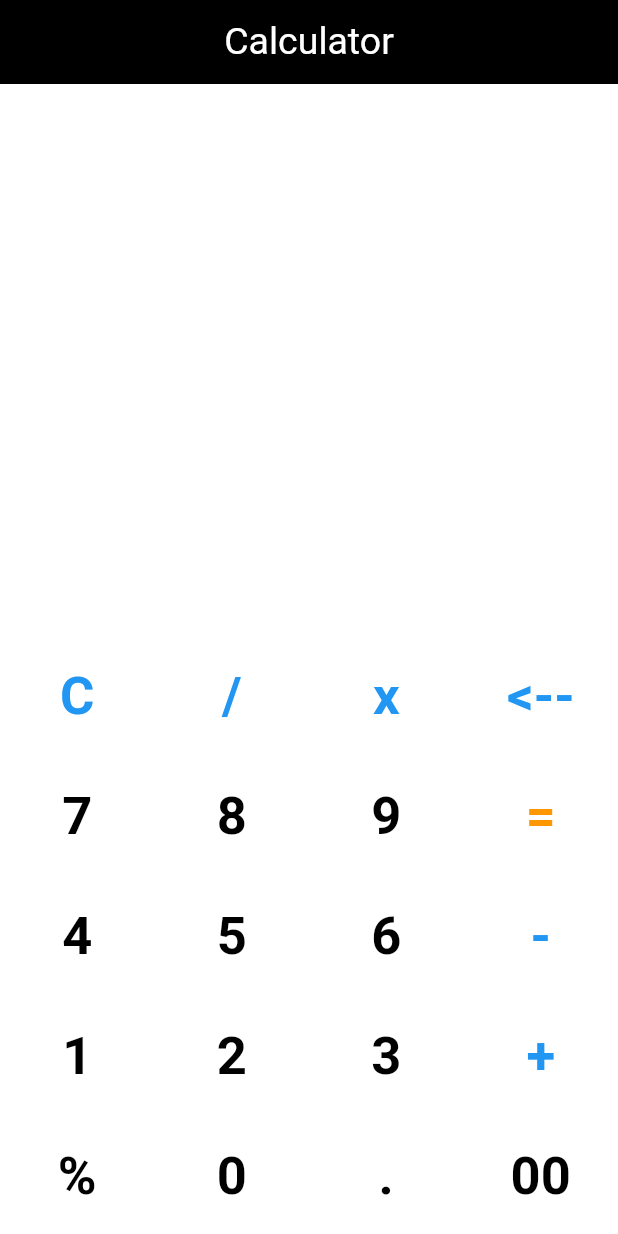
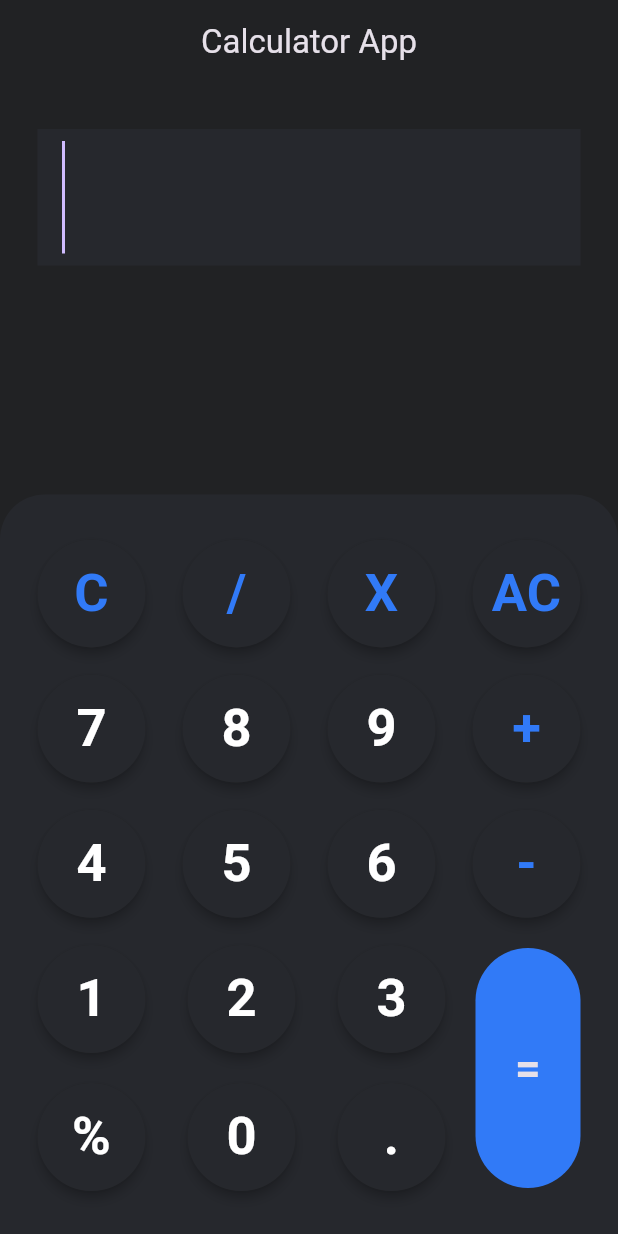
Before and after one commit to HasnainChd/Calculator, a Flutter app: the screen it shows after launch, on a phone screen of 412 x 824 dp. Run offline on Flutter 3.47's test engine with Material 3 defaults, Android fonts, the phone set to English and light mode, and no system bars; missing offline and left inert: function_tree.

Commit message:
updated calculator with provider

```diff
--- /dev/null
+++ b/devtools_options.yaml
@@ -0,0 +1,3 @@
+description: This file stores settings for Dart & Flutter DevTools.
+documentation: https://docs.flutter.dev/tools/devtools/extensions#configure-extension-enablement-states
+extensions:
--- /dev/null
+++ b/lib/Widgets/button.dart
@@ -0,0 +1,31 @@
+import 'package:calculator_app/Provider/cal_provider.dart';
+import 'package:flutter/cupertino.dart';
+import 'package:flutter/material.dart';
+import 'package:provider/provider.dart';
+
+import '../constants/colors.dart';
+
+class Button extends StatelessWidget {
+  final String label;
+  final Color textColor;
+  const Button({
+    super.key, required this.label,  this.textColor=Colors.white,
+  });
+
+  @override
+  Widget build(BuildContext context) {
+    return InkWell(
+      onTap: ()=> Provider.of<CalProvider>(context,listen: false).setValue(label),
+      child: Material(
+        elevation: 3.0,
+        borderRadius: BorderRadius.circular(50),
+        color: AppColors.primaryColor,
+        child: CircleAvatar(
+          radius: 36,
+          backgroundColor:AppColors.secondary2Color,
+          child: Text(label,style:  TextStyle(color: textColor,fontSize: 35,fontWeight: FontWeight.w600),),
+        ),
+      ),
+    );
+  }
+}
--- /dev/null
+++ b/lib/Widgets/equal_button.dart
@@ -0,0 +1,27 @@
+import 'package:calculator_app/Provider/cal_provider.dart';
+import 'package:flutter/cupertino.dart';
+import 'package:flutter/material.dart';
+import 'package:provider/provider.dart';
+
+import '../constants/colors.dart';
+
+class equalButton extends StatelessWidget {
+  const equalButton({
+    super.key,
+  });
+
+  @override
+  Widget build(BuildContext context) {
+    return InkWell(
+      onTap: ()=> Provider.of<CalProvider>(context,listen: false).setValue('='),
+      child: Container(
+        height: 160,
+        width: 70,
+        decoration: BoxDecoration(
+          color: AppColors.secondaryColor,
+          borderRadius: BorderRadius.circular(40),
+        ),
+        child: const Center(child:  Text('=',style: TextStyle(fontWeight: FontWeight.w600,fontSize: 30),)),),
+    );
+  }
+}
--- /dev/null
+++ b/lib/Widgets/textField.dart
@@ -0,0 +1,30 @@
+import 'package:flutter/cupertino.dart';
+import 'package:flutter/material.dart';
+
+import '../constants/colors.dart';
+
+class CustomTextField extends StatelessWidget {
+  const CustomTextField({
+    super.key, required this.controller,
+  });
+
+  final TextEditingController controller;
+  @override
+  Widget build(BuildContext context) {
+    return  Padding(
+      padding: const EdgeInsets.symmetric(horizontal: 25,vertical: 30),
+      child: TextField(
+        controller: controller,
+        style: const TextStyle(fontSize: 50),
+        decoration: const InputDecoration(
+          fillColor: AppColors.secondary2Color,
+          filled: true,
+          border: InputBorder.none,
+        ),
+        readOnly: true,
+        showCursor: true,
+        autofocus: true,
+      ),
+    );
+  }
+}
--- /dev/null
+++ b/lib/constants/colors.dart
@@ -0,0 +1,7 @@
+import 'package:flutter/material.dart';
+
+class AppColors {
+  static const primaryColor = Color(0xFF212224);
+  static const secondaryColor = Color(0xFF317AF7);
+  static const secondary2Color = Color(0xFF26282D);
+}
--- a/lib/main.dart
+++ b/lib/main.dart
@@ -1,5 +1,7 @@
-import 'package:calculator_app/screens/calculator_screen.dart';
+import 'package:calculator_app/Provider/cal_provider.dart';
+import 'package:calculator_app/screens/home_screen.dart';
 import 'package:flutter/material.dart';
+import 'package:provider/provider.dart';
 
 void main() {
   runApp(const MyApp());
@@ -11,9 +13,15 @@ class MyApp extends StatelessWidget {
   // This widget is the root of your application.
   @override
   Widget build(BuildContext context) {
-    return const MaterialApp(
-      debugShowCheckedModeBanner: false,
-      home: CalculatorScreen(),
+    return  MultiProvider(
+      providers: [
+        ChangeNotifierProvider(create: (context)=> CalProvider()),
+      ],
+      child: MaterialApp(
+        theme: ThemeData.dark(),
+        debugShowCheckedModeBanner: false,
+        home: const HomeScreen(),
+      ),
     );
   }
 }
--- a/lib/screens/calculator_screen.dart
+++ /dev/null
@@ -1,172 +0,0 @@
-import 'package:flutter/material.dart';
-
-class CalculatorScreen extends StatefulWidget {
-  const CalculatorScreen({super.key});
-
-  @override
-  State<CalculatorScreen> createState() => _CalculatorScreenState();
-}
-
-class _CalculatorScreenState extends State<CalculatorScreen> {
-  String displayText = '';
-  String history = '';
-  String operand = '';
-  int num1 = 0;
-  int num2 = 0;
-
-  void buttonClick(String btnVal) {
-    setState(() {
-      if (btnVal == 'C') {
-        displayText = '';
-        history = '';
-        operand = '';
-        num1 = 0;
-        num2 = 0;
-      } else if (btnVal == '<--') {
-        if (displayText.isNotEmpty) {
-          displayText = displayText.substring(0, displayText.length - 1);
-          history = displayText;
-        }
-      } else if (btnVal == '+' || btnVal == '-' || btnVal == 'x' || btnVal == '/') {
-        num1 = int.parse(displayText);
-        operand = btnVal;
-        displayText = '';
-        history = '$num1 $operand';
-      } else if (btnVal == '=') {
-        num2 = int.parse(displayText);
-        if (operand == '+') {
-          displayText = (num1 + num2).toString();
-        } else if (operand == '-') {
-          displayText = (num1 - num2).toString();
-        } else if (operand == 'x') {
-          displayText = (num1 * num2).toString();
-        } else if (operand == '/') {
-          displayText = (num1 / num2).toString();
-        }
-        history = '$num1 $operand $num2';
-      } else {
-        displayText += btnVal;
-        history = displayText;
-      }
-    });
-  }
-
-  Widget button(String text, {Color textColor = Colors.black}) {
-    return Expanded(
-      child: Padding(
-        padding: const EdgeInsets.all(5.0),
-        child: SizedBox(
-          height: 70,
-          child: TextButton(
-            style: TextButton.styleFrom(
-              foregroundColor: textColor,
-              shape: RoundedRectangleBorder(
-                borderRadius: BorderRadius.circular(10),
-              ),
-            ),
-            child: Text(
-              text,
-              style: TextStyle(
-                fontSize: 35,
-                fontWeight: FontWeight.bold,
-                color: textColor,
-              ),
-            ),
-            onPressed: () => buttonClick(text),
-          ),
-        ),
-      ),
-    );
-  }
-
-  @override
-  Widget build(BuildContext context) {
-    return Scaffold(
-      backgroundColor: Colors.white,
-      appBar: AppBar(
-        backgroundColor: Colors.black,
-        foregroundColor: Colors.white,
-        title: const Center(
-          child: Text(
-            'Calculator',
-            style: TextStyle(
-              fontSize: 25,
-            ),
-          ),
-        ),
-      ),
-      body: Column(
-        children: [
-          Expanded(
-            child: Container(
-              alignment: Alignment.bottomRight,
-              child: Padding(
-                padding: const EdgeInsets.only(right: 12.0),
-                child: Text(
-                  history,
-                  style: const TextStyle(
-                    fontWeight: FontWeight.bold,
-                    fontSize: 40,
-                  ),
-                ),
-              ),
-            ),
-          ),
-          Container(
-            alignment: Alignment.bottomRight,
-            child: Padding(
-              padding: const EdgeInsets.all(12.0),
-              child: Text(
-                displayText,
-                style: TextStyle(
-                  fontWeight: FontWeight.bold,
-                  fontSize: 45,
-                ),
-              ),
-            ),
-          ),
-          Row(
-            children: [
-              button('C', textColor: Colors.blue),
-              button('/', textColor: Colors.blue),
-              button('x', textColor: Colors.blue),
-              button('<--', textColor: Colors.blue),
-            ],
-          ),
-          Row(
-            children: [
-              button('7'),
-              button('8'),
-              button('9'),
-              button('=', textColor: Colors.orange),
-            ],
-          ),
-          Row(
-            children: [
-              button('4'),
-              button('5'),
-              button('6'),
-              button('-', textColor: Colors.blue),
-            ],
-          ),
-          Row(
-            children: [
-              button('1'),
-              button('2'),
-              button('3'),
-              button('+', textColor: Colors.blue),
-            ],
-          ),
-          Row(
-            children: [
-              button('%'),
-              button('0'),
-              button('.'),
-              button('00'),
-            ],
-          ),
-        ],
-      ),
-    );
-  }
-}
--- /dev/null
+++ b/lib/screens/home_screen.dart
@@ -0,0 +1,85 @@
+
+import 'package:calculator_app/Provider/cal_provider.dart';
+import 'package:calculator_app/constants/colors.dart';
+import 'package:calculator_app/screens/widget_data.dart';
+import 'package:flutter/material.dart';
+import 'package:provider/provider.dart';
+
+import '../Widgets/button.dart';
+import '../Widgets/equal_button.dart';
+import '../Widgets/textField.dart';
+
+class HomeScreen extends StatelessWidget {
+  const HomeScreen({super.key});
+
+  @override
+  Widget build(BuildContext context) {
+    final height = MediaQuery
+        .sizeOf(context)
+        .height;
+    const padding = EdgeInsets.symmetric(horizontal: 25, vertical: 30);
+    const decoration = BoxDecoration(
+      color: AppColors.secondary2Color,
+      borderRadius: BorderRadius.vertical(top: Radius.circular(30)),
+    );
+    return Consumer<CalProvider>(
+      builder: (context,provider,_)=> Scaffold(
+        backgroundColor: AppColors.primaryColor,
+        appBar: AppBar(
+          backgroundColor: AppColors.primaryColor,
+          title:  const Center(child: Text('Calculator App'),),),
+        body: Column(
+          children: [
+             CustomTextField(controller: provider.compController ,),
+            const Spacer(),
+            Container(
+                padding: padding,
+                height: height * 0.6,
+                width: double.infinity,
+                decoration: decoration,
+                child: Column(
+                  mainAxisAlignment: MainAxisAlignment.spaceBetween,
+                  children: [
+                    Row(
+                      mainAxisAlignment: MainAxisAlignment.spaceBetween,
+                      children:List.generate(4, (index)=>buttonsList[index])
+                    ),
+                    Row(
+                        mainAxisAlignment: MainAxisAlignment.spaceBetween,
+                        children:List.generate(4, (index)=>buttonsList[index+4])
+                    ),
+                    Row(
+                        mainAxisAlignment: MainAxisAlignment.spaceBetween,
+                        children:List.generate(4, (index)=>buttonsList[index+8])
+                    ),
+                    Row(
+                      mainAxisAlignment: MainAxisAlignment.spaceBetween,
+                      children: [
+                        Expanded(
+                          child: Column(
+                            children: [
+                              Row(
+                                  mainAxisAlignment: MainAxisAlignment.spaceBetween,
+                                  children:List.generate(3, (index)=>buttonsList[index+12])
+                              ),
+                              const SizedBox(height: 20),
+                              Row(
+                                  mainAxisAlignment: MainAxisAlignment.spaceBetween,
+                                  children:List.generate(3, (index)=>buttonsList[index+15]),
+                              ),
+                            ],
+                          ),
+                        ),
+                        const SizedBox(width: 20,),
+                        const equalButton(),
+                      ],
+                    ),
+                  ],
+                )
+            )
+          ],
+        ),
+      ),
+    );
+  }
+}
--- a/pubspec.yaml
+++ b/pubspec.yaml
@@ -35,6 +35,8 @@ dependencies:
   # The following adds the Cupertino Icons font to your application.
   # Use with the CupertinoIcons class for iOS style icons.
   cupertino_icons: ^1.0.6
+  function_tree: ^0.9.1
+  provider: ^6.1.2
 
 dev_dependencies:
   flutter_test:
```
Also changed, not shown: lib/Provider/cal_provider.dart (added, +41 -0 lines), lib/screens/widget_data.dart (added, +29 -0 lines), pubspec.lock.
